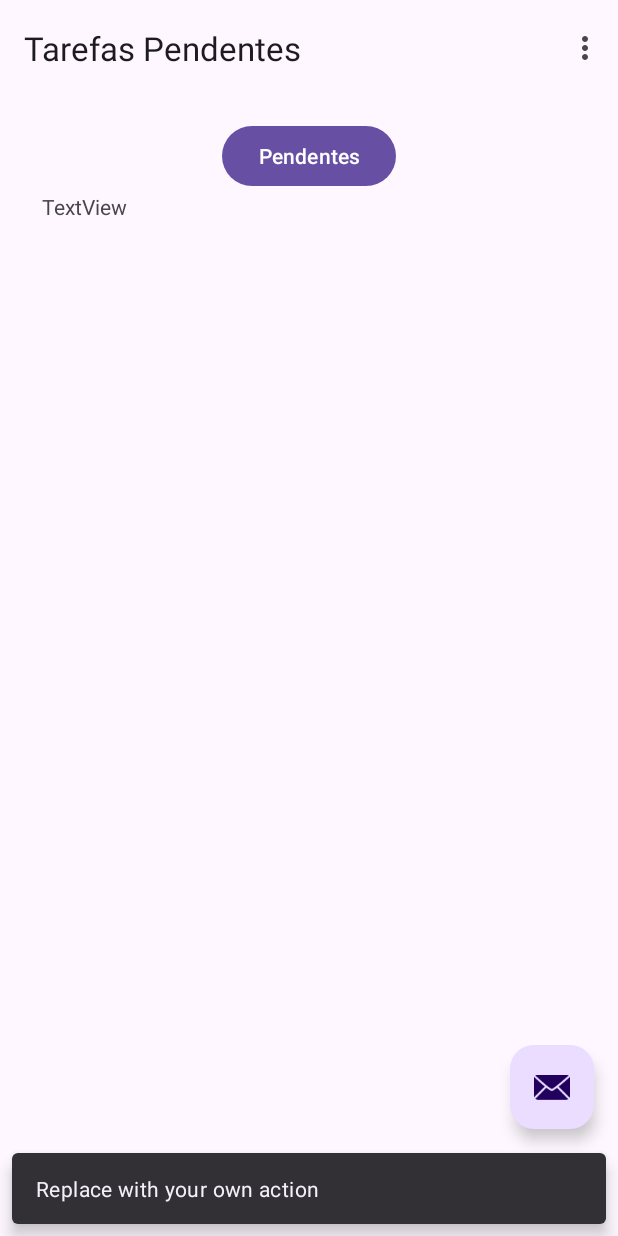
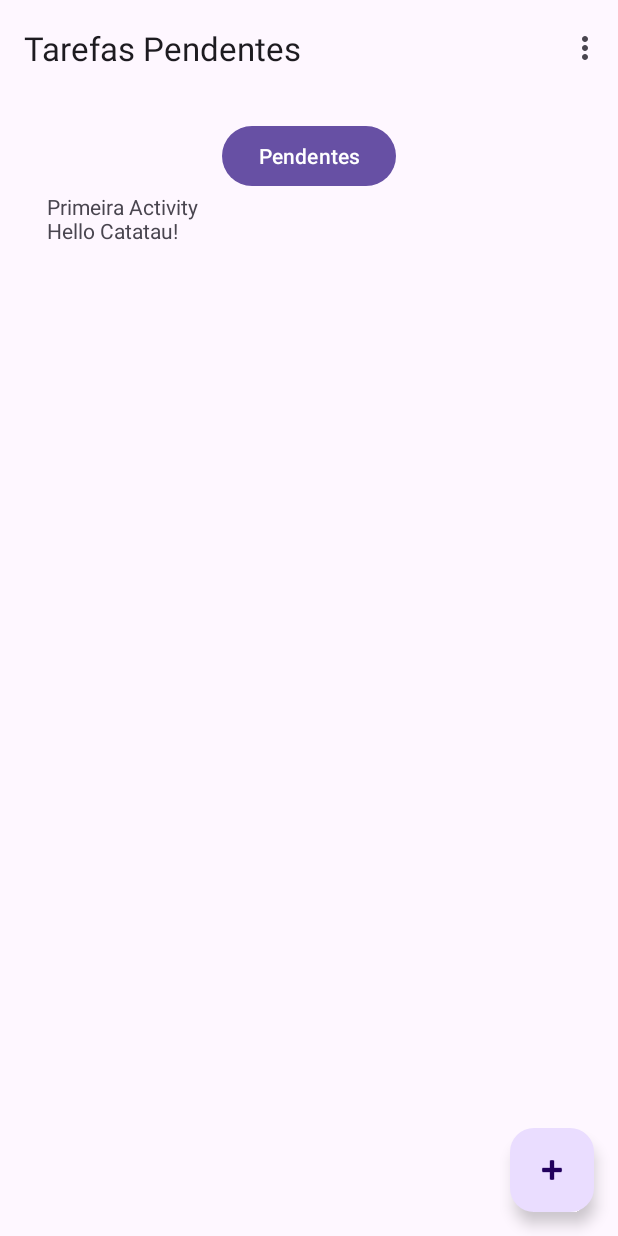
Before and after one commit to profAndreSouza/TasksAPP, an Android app: the screen it shows after launch (MainActivity), after a tap on an icon or button, on a phone screen of 412 x 824 dp. Run offline under Robolectric (Android 15) with nearby library versions, the phone set to English and light mode, and no system bars; our stand-ins replace navigation-ui.

Commit message:
Update 02

```diff
--- a/app/src/main/java/com/example/tasksapplication/FirstFragment.kt
+++ b/app/src/main/java/com/example/tasksapplication/FirstFragment.kt
@@ -5,6 +5,7 @@ import androidx.fragment.app.Fragment
 import android.view.LayoutInflater
 import android.view.View
 import android.view.ViewGroup
+import android.widget.TextView
 import androidx.navigation.fragment.findNavController
 import com.example.tasksapplication.databinding.FragmentFirstBinding
 
@@ -32,7 +33,10 @@ class FirstFragment : Fragment() {
     override fun onViewCreated(view: View, savedInstanceState: Bundle?) {
         super.onViewCreated(view, savedInstanceState)
 
-        binding.buttonFirst.setOnClickListener {
+        binding.textViewPendingTasks.setText("Primeira Activity")
+
+
+        binding.buttonPendingTasks.setOnClickListener {
             findNavController().navigate(R.id.action_FirstFragment_to_SecondFragment)
         }
     }
--- a/app/src/main/java/com/example/tasksapplication/MainActivity.kt
+++ b/app/src/main/java/com/example/tasksapplication/MainActivity.kt
@@ -1,7 +1,6 @@
 package com.example.tasksapplication
 
 import android.os.Bundle
-import com.google.android.material.snackbar.Snackbar
 import androidx.appcompat.app.AppCompatActivity
 import androidx.navigation.findNavController
 import androidx.navigation.ui.AppBarConfiguration
@@ -9,12 +8,14 @@ import androidx.navigation.ui.navigateUp
 import androidx.navigation.ui.setupActionBarWithNavController
 import android.view.Menu
 import android.view.MenuItem
+import android.widget.TextView
 import com.example.tasksapplication.databinding.ActivityMainBinding
 
 class MainActivity : AppCompatActivity() {
 
     private lateinit var appBarConfiguration: AppBarConfiguration
     private lateinit var binding: ActivityMainBinding
+    private var textoPadrao: String = "Hello APP"
 
     override fun onCreate(savedInstanceState: Bundle?) {
         super.onCreate(savedInstanceState)
@@ -29,8 +30,15 @@ class MainActivity : AppCompatActivity() {
         setupActionBarWithNavController(navController, appBarConfiguration)
 
         binding.fab.setOnClickListener { view ->
-            Snackbar.make(view, "Replace with your own action", Snackbar.LENGTH_LONG)
-                .setAction("Action", null).show()
+            val text = "Hello Catatau!"
+            var textView = findViewById<TextView>(R.id.textView_pending_tasks)
+            if (textView != null)
+                textView.setText(textView.text.toString() + "\n" + text)
+            else {
+                textView = findViewById<TextView>(R.id.textView_all)
+                textView.setText(textView.text.toString() + "\nHello Tubas!")
+            }
+
         }
     }
 
@@ -55,4 +63,5 @@ class MainActivity : AppCompatActivity() {
         return navController.navigateUp(appBarConfiguration)
                 || super.onSupportNavigateUp()
     }
+
 }
--- a/app/src/main/java/com/example/tasksapplication/SecondFragment.kt
+++ b/app/src/main/java/com/example/tasksapplication/SecondFragment.kt
@@ -32,7 +32,9 @@ class SecondFragment : Fragment() {
     override fun onViewCreated(view: View, savedInstanceState: Bundle?) {
         super.onViewCreated(view, savedInstanceState)
 
-        binding.buttonSecond.setOnClickListener {
+        binding.textViewAll.setText("Segunda Activity")
+
+        binding.buttonAllTasks.setOnClickListener {
             findNavController().navigate(R.id.action_SecondFragment_to_FirstFragment)
         }
     }
--- a/app/src/main/res/layout/activity_main.xml
+++ b/app/src/main/res/layout/activity_main.xml
@@ -28,6 +28,6 @@
         android:layout_gravity="bottom|end"
         android:layout_marginEnd="@dimen/fab_margin"
         android:layout_marginBottom="16dp"
-        app:srcCompat="@android:drawable/ic_dialog_email" />
+        app:srcCompat="@android:drawable/ic_input_add" />
 
 </androidx.coordinatorlayout.widget.CoordinatorLayout>
--- a/app/src/main/res/layout/fragment_first.xml
+++ b/app/src/main/res/layout/fragment_first.xml
@@ -12,23 +12,24 @@
         android:padding="16dp">
 
         <Button
-            android:id="@+id/button_first"
+            android:id="@+id/button_pending_tasks"
             android:layout_width="wrap_content"
             android:layout_height="wrap_content"
             android:text="@string/pending_tasks"
+            app:layout_constraintBottom_toTopOf="@id/textView_pending_tasks"
             app:layout_constraintEnd_toEndOf="parent"
             app:layout_constraintStart_toStartOf="parent"
             app:layout_constraintTop_toTopOf="parent" />
 
         <TextView
-            android:id="@+id/textView2"
-            android:layout_width="356dp"
-            android:layout_height="636dp"
+            android:id="@+id/textView_pending_tasks"
+            android:layout_width="350dp"
+            android:layout_height="650dp"
             android:text="TextView"
             app:layout_constraintBottom_toBottomOf="parent"
             app:layout_constraintEnd_toEndOf="parent"
             app:layout_constraintStart_toStartOf="parent"
-            app:layout_constraintTop_toBottomOf="@id/button_first" />
+            app:layout_constraintTop_toBottomOf="@id/button_pending_tasks" />
 
     </androidx.constraintlayout.widget.ConstraintLayout>
 </androidx.core.widget.NestedScrollView>
```
Also changed, not shown: app/src/main/res/layout/fragment_second.xml (+9 -9 lines).
